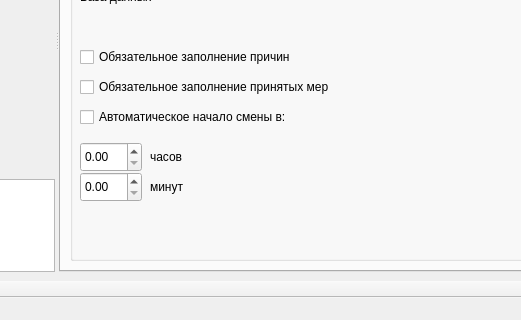
xXRadioHeadXx/start7, file m_cfg/MainWindowCFG.ui: the form before one commit; both pictures show x 375 to 896 and y 250 to 570 of the 1043 by 570 pixel window.
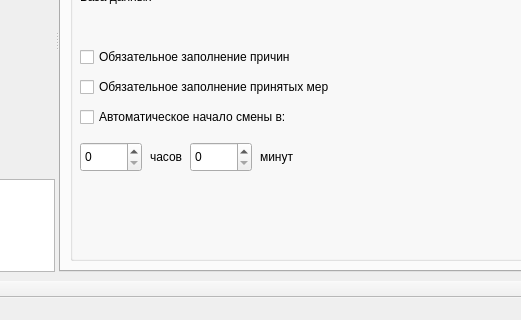
The form after the commit. Icons and pictures are not drawn. Custom widgets are drawn as their Qt base class.

```diff
--- a/m_cfg/MainWindowCFG.ui
+++ b/m_cfg/MainWindowCFG.ui
@@ -3192,6 +3192,9 @@
             <property name="contextMenuPolicy">
              <enum>Qt::NoContextMenu</enum>
             </property>
+            <property name="decimals">
+             <number>0</number>
+            </property>
             <property name="maximum">
              <double>23.000000000000000</double>
             </property>
@@ -3199,8 +3202,8 @@
            <widget class="QDoubleSpinBox" name="SQL_AutoDbStartMinute_doubleSpinBox">
             <property name="geometry">
              <rect>
-              <x>10</x>
-              <y>330</y>
+              <x>120</x>
+              <y>300</y>
               <width>62</width>
               <height>30</height>
              </rect>
@@ -3208,6 +3211,9 @@
             <property name="contextMenuPolicy">
              <enum>Qt::NoContextMenu</enum>
             </property>
+            <property name="decimals">
+             <number>0</number>
+            </property>
             <property name="maximum">
              <double>59.000000000000000</double>
             </property>
@@ -3217,7 +3223,7 @@
              <rect>
               <x>80</x>
               <y>300</y>
-              <width>201</width>
+              <width>41</width>
               <height>30</height>
              </rect>
             </property>
@@ -3228,8 +3234,8 @@
            <widget class="QLabel" name="label_33">
             <property name="geometry">
              <rect>
-              <x>80</x>
-              <y>330</y>
+              <x>190</x>
+              <y>300</y>
               <width>181</width>
               <height>30</height>
              </rect>
```
